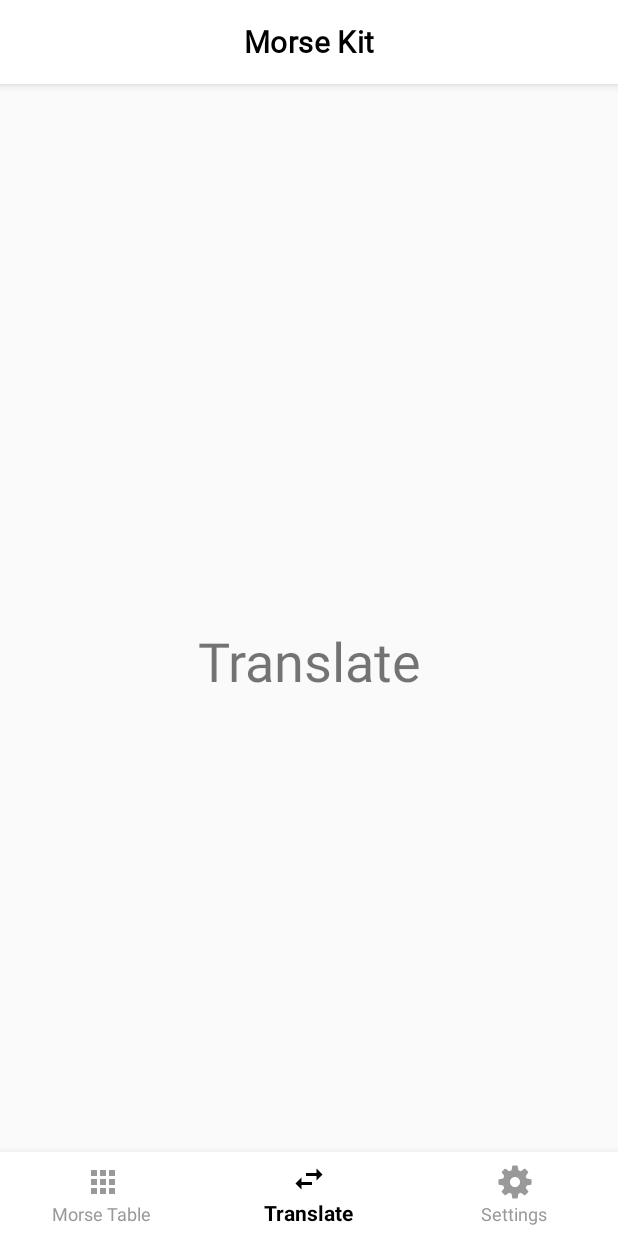
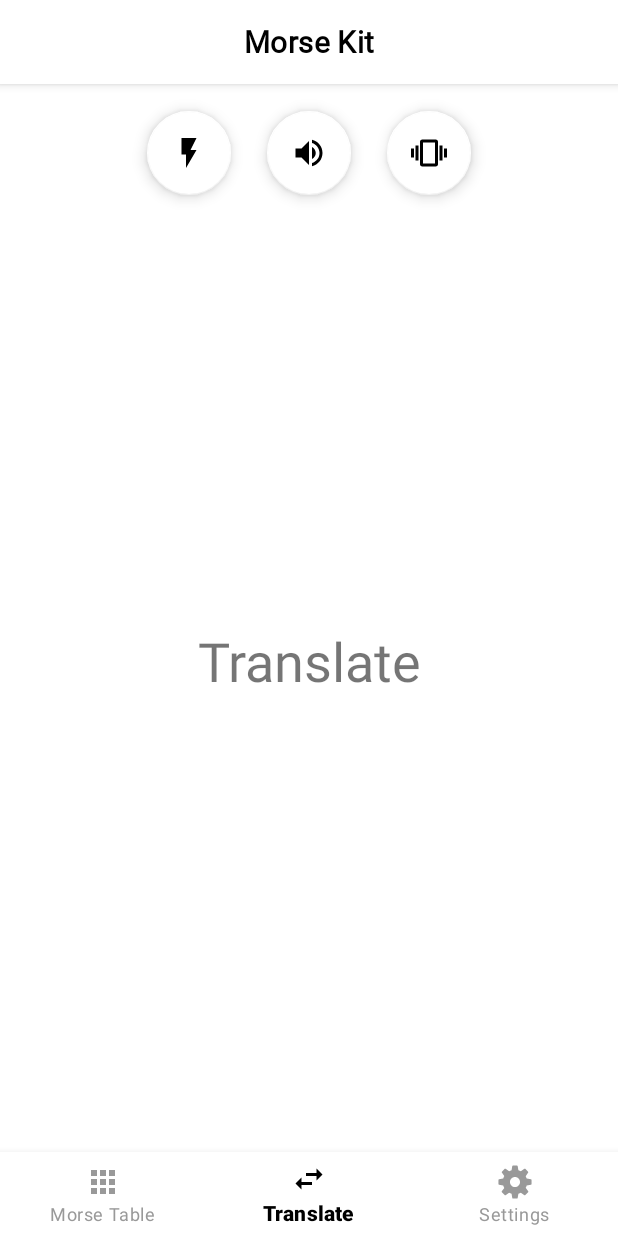
Before and after one commit to Shailesh351/Morse, an Android app: the screen it shows after launch (MainActivity), on a phone screen of 412 x 824 dp. Run offline under Robolectric (Android 15) with nearby library versions, the phone set to English and light mode, and no system bars.

Commit message:
feat: Add Circular Toggle Buttons

```diff
--- a/app/build.gradle
+++ b/app/build.gradle
@@ -8,7 +8,7 @@ android {
     compileSdkVersion 29
     defaultConfig {
         applicationId "me.shellbell.morse"
-        minSdkVersion 15
+        minSdkVersion 21
         targetSdkVersion 29
         versionCode 1
         versionName "1.0"
--- /dev/null
+++ b/app/src/main/java/me/shellbell/morse/CircleButton.kt
@@ -0,0 +1,72 @@
+package me.shellbell.morse
+
+import androidx.annotation.DrawableRes
+import androidx.core.content.ContextCompat
+import com.google.android.material.floatingactionbutton.FloatingActionButton
+
+/**
+ * Created by Shailesh351 on 23/6/19.
+ */
+
+class CircleButton(
+    val fab: FloatingActionButton,
+    @DrawableRes val iconOn: Int,
+    @DrawableRes val iconOff: Int
+) {
+    var curState = CircleButtonState.ON
+
+    var onElevation: Float = 6F
+    var offElevation: Float = 2F
+
+    var colorBackgroundOn: Int = R.color.colorButtonOn
+    var colorBackgroundOff: Int = R.color.colorButtonOff
+
+    init {
+        fab.setOnClickListener {
+            toggleState()
+        }
+    }
+
+    private fun toggleState() {
+        when (curState) {
+            CircleButtonState.ON -> setState(CircleButtonState.OFF)
+            CircleButtonState.OFF -> setState(CircleButtonState.ON)
+        }
+    }
+
+    private fun setState(newState: CircleButtonState) {
+        if (newState == curState)
+            return
+
+        curState = newState
+
+        when (newState) {
+            CircleButtonState.ON -> {
+                //changeElevation(onElevation)
+                changeBackground(colorBackgroundOn)
+                changeIcon(iconOn)
+            }
+            CircleButtonState.OFF -> {
+                //changeElevation(offElevation)
+                changeBackground(colorBackgroundOff)
+                changeIcon(iconOff)
+            }
+        }
+    }
+
+    private fun changeElevation(elevation: Float) {
+        fab.compatElevation = elevation * fab.context.resources.displayMetrics.density
+    }
+
+    private fun changeBackground(color: Int) {
+        fab.backgroundTintList = ContextCompat.getColorStateList(fab.context, color)
+    }
+
+    private fun changeIcon(icon: Int) {
+        fab.setImageDrawable(ContextCompat.getDrawable(fab.context, icon))
+    }
+}
+
+enum class CircleButtonState {
+    ON, OFF
+}
--- a/app/src/main/java/me/shellbell/morse/MainActivity.kt
+++ b/app/src/main/java/me/shellbell/morse/MainActivity.kt
@@ -4,6 +4,7 @@ import android.os.Bundle
 import androidx.appcompat.app.ActionBar
 import androidx.appcompat.app.AppCompatActivity
 import kotlinx.android.synthetic.main.activity_main.*
+import kotlinx.android.synthetic.main.top_pref_buttons.*
 
 class MainActivity : AppCompatActivity() {
 
@@ -12,6 +13,7 @@ class MainActivity : AppCompatActivity() {
         setContentView(R.layout.activity_main)
 
         setUpActionBar()
+        setUpFABs()
         setUpBottomNavigation()
     }
 
@@ -36,6 +38,12 @@ class MainActivity : AppCompatActivity() {
         navigation.selectedItemId = R.id.navigation_translate
     }
 
+    private fun setUpFABs() {
+        val buttonFlash = CircleButton(fab_flash, R.drawable.ic_flash_on, R.drawable.ic_flash_off)
+        val buttonSound = CircleButton(fab_sound, R.drawable.ic_sound_on, R.drawable.ic_sound_off)
+        val buttonVibrate = CircleButton(fab_vibrate, R.drawable.ic_vibration_on, R.drawable.ic_vibration_off)
+    }
+
     private fun setUpActionBar() {
         supportActionBar?.displayOptions = ActionBar.DISPLAY_SHOW_CUSTOM
         supportActionBar?.setCustomView(R.layout.appbar)
--- /dev/null
+++ b/app/src/main/res/drawable/ic_flash_off.xml
@@ -0,0 +1,9 @@
+<vector xmlns:android="http://schemas.android.com/apk/res/android"
+    android:width="24dp"
+    android:height="24dp"
+    android:viewportWidth="24.0"
+    android:viewportHeight="24.0">
+    <path
+        android:fillColor="#FF000000"
+        android:pathData="M3.27,3L2,4.27l5,5V13h3v9l3.58,-6.14L17.73,20 19,18.73 3.27,3M17,10h-4l4,-8H7v2.18l8.46,8.46L17,10z" />
+</vector>
--- /dev/null
+++ b/app/src/main/res/drawable/ic_flash_on.xml
@@ -0,0 +1,9 @@
+<vector xmlns:android="http://schemas.android.com/apk/res/android"
+    android:width="24dp"
+    android:height="24dp"
+    android:viewportWidth="24.0"
+    android:viewportHeight="24.0">
+    <path
+        android:fillColor="#FF000000"
+        android:pathData="M7,2v11h3v9l7,-12h-4l4,-8z" />
+</vector>
--- /dev/null
+++ b/app/src/main/res/drawable/ic_sound_off.xml
@@ -0,0 +1,9 @@
+<vector xmlns:android="http://schemas.android.com/apk/res/android"
+    android:width="24dp"
+    android:height="24dp"
+    android:viewportWidth="24.0"
+    android:viewportHeight="24.0">
+    <path
+        android:fillColor="#FF000000"
+        android:pathData="M16.5,12c0,-1.77 -1.02,-3.29 -2.5,-4.03v2.21l2.45,2.45c0.03,-0.2 0.05,-0.41 0.05,-0.63zM19,12c0,0.94 -0.2,1.82 -0.54,2.64l1.51,1.51C20.63,14.91 21,13.5 21,12c0,-4.28 -2.99,-7.86 -7,-8.77v2.06c2.89,0.86 5,3.54 5,6.71zM4.27,3L3,4.27 7.73,9L3,9v6h4l5,5v-6.73l4.25,4.25c-0.67,0.52 -1.42,0.93 -2.25,1.18v2.06c1.38,-0.31 2.63,-0.95 3.69,-1.81L19.73,21 21,19.73l-9,-9L4.27,3zM12,4L9.91,6.09 12,8.18L12,4z" />
+</vector>
--- /dev/null
+++ b/app/src/main/res/drawable/ic_sound_on.xml
@@ -0,0 +1,9 @@
+<vector xmlns:android="http://schemas.android.com/apk/res/android"
+    android:width="24dp"
+    android:height="24dp"
+    android:viewportWidth="24.0"
+    android:viewportHeight="24.0">
+    <path
+        android:fillColor="#FF000000"
+        android:pathData="M3,9v6h4l5,5L12,4L7,9L3,9zM16.5,12c0,-1.77 -1.02,-3.29 -2.5,-4.03v8.05c1.48,-0.73 2.5,-2.25 2.5,-4.02zM14,3.23v2.06c2.89,0.86 5,3.54 5,6.71s-2.11,5.85 -5,6.71v2.06c4.01,-0.91 7,-4.49 7,-8.77s-2.99,-7.86 -7,-8.77z" />
+</vector>
--- /dev/null
+++ b/app/src/main/res/drawable/ic_vibration_off.xml
@@ -0,0 +1,28 @@
+<?xml version="1.0" encoding="utf-8"?>
+<vector xmlns:android="http://schemas.android.com/apk/res/android"
+    android:width="24dp"
+    android:height="24dp"
+    android:viewportWidth="720"
+    android:viewportHeight="720">
+
+    <path
+        android:fillColor="#000000"
+        android:pathData="M558 611 c-23 -27 -25 -28 -36 -10 -11 17 -26 19 -165 19 -106 0 -157 -4 -165 -12 -8 -8 -12 -66 -12 -194 0 -111 -4 -185 -10 -189 -6 -4 -10 43 -10 134 l0 141 -35 0 -35 0 0 -145 0 -145 32 0 32 0 -47 -48 -47 -48 25 -25 26 -25 269 265 269 265 -21 23 c-28 30 -41 29 -70 -6z m-93 -80 c0 -10 -49 -65 -108 -122 l-106 -104 -3 123 -3 122 111 0 c102 0 111 -2 109 -19z"
+        android:strokeWidth="1" />
+    <path
+        android:fillColor="#000000"
+        android:pathData="M567 482 c-14 -15 -17 -41 -17 -145 l0 -127 35 0 35 0 0 145 c0 134 -1 145 -18 145 -11 0 -26 -8 -35 -18z"
+        android:strokeWidth="1" />
+    <path
+        android:fillColor="#000000"
+        android:pathData="M10 355 l0 -95 30 0 30 0 0 95 0 95 -30 0 -30 0 0 -95z"
+        android:strokeWidth="1" />
+    <path
+        android:fillColor="#000000"
+        android:pathData="M640 355 l0 -95 30 0 30 0 0 95 0 95 -30 0 -30 0 0 -95z"
+        android:strokeWidth="1" />
+    <path
+        android:fillColor="#000000"
+        android:pathData="M492 407 l-33 -34 3 -107 3 -106 -111 0 c-103 0 -112 -2 -132 -23 -41 -44 -33 -47 132 -47 118 0 156 3 165 14 8 9 11 65 9 175 l-3 162 -33 -34z"
+        android:strokeWidth="1" />
+</vector>
--- /dev/null
+++ b/app/src/main/res/drawable/ic_vibration_on.xml
@@ -0,0 +1,9 @@
+<vector xmlns:android="http://schemas.android.com/apk/res/android"
+    android:width="24dp"
+    android:height="24dp"
+    android:viewportWidth="24.0"
+    android:viewportHeight="24.0">
+    <path
+        android:fillColor="#FF000000"
+        android:pathData="M0,15h2L2,9L0,9v6zM3,17h2L5,7L3,7v10zM22,9v6h2L24,9h-2zM19,17h2L21,7h-2v10zM16.5,3h-9C6.67,3 6,3.67 6,4.5v15c0,0.83 0.67,1.5 1.5,1.5h9c0.83,0 1.5,-0.67 1.5,-1.5v-15c0,-0.83 -0.67,-1.5 -1.5,-1.5zM16,19L8,19L8,5h8v14z" />
+</vector>
--- a/app/src/main/res/layout/activity_main.xml
+++ b/app/src/main/res/layout/activity_main.xml
@@ -5,6 +5,8 @@
     android:layout_width="match_parent"
     android:layout_height="match_parent"
     tools:context=".MainActivity">
+
+    <include layout="@layout/top_pref_buttons" />
 
     <TextView
         android:id="@+id/textview"
@@ -23,6 +25,7 @@
         android:layout_height="wrap_content"
         android:background="@color/colorPrimary"
         app:itemIconTint="@color/nav_item_color"
+        app:itemTextAppearanceActive="@style/TextAppearance.MaterialComponents.Subtitle2"
         app:itemTextColor="@color/nav_item_color"
         app:layout_constraintBottom_toBottomOf="parent"
         app:layout_constraintLeft_toLeftOf="parent"
--- /dev/null
+++ b/app/src/main/res/layout/top_pref_buttons.xml
@@ -0,0 +1,37 @@
+<?xml version="1.0" encoding="utf-8"?>
+<LinearLayout xmlns:android="http://schemas.android.com/apk/res/android"
+    xmlns:app="http://schemas.android.com/apk/res-auto"
+    android:layout_width="match_parent"
+    android:layout_height="wrap_content"
+    android:layout_gravity="center"
+    android:gravity="center">
+
+    <com.google.android.material.floatingactionbutton.FloatingActionButton
+        android:id="@+id/fab_flash"
+        android:layout_width="wrap_content"
+        android:layout_height="wrap_content"
+        android:clickable="false"
+        android:src="@drawable/ic_flash_on"
+        app:backgroundTint="@color/colorPrimary"
+        app:rippleColor="@color/colorButtonRipple"
+        app:useCompatPadding="true" />
+
+    <com.google.android.material.floatingactionbutton.FloatingActionButton
+        android:id="@+id/fab_sound"
+        android:layout_width="wrap_content"
+        android:layout_height="wrap_content"
+        android:src="@drawable/ic_sound_on"
+        app:backgroundTint="@color/colorPrimary"
+        app:rippleColor="@color/colorButtonRipple"
+        app:useCompatPadding="true" />
+
+    <com.google.android.material.floatingactionbutton.FloatingActionButton
+        android:id="@+id/fab_vibrate"
+        android:layout_width="wrap_content"
+        android:layout_height="wrap_content"
+        android:src="@drawable/ic_vibration_on"
+        app:backgroundTint="@color/colorPrimary"
+        app:rippleColor="@color/colorButtonRipple"
+        app:useCompatPadding="true" />
+
+</LinearLayout>
--- a/app/src/main/res/values/colors.xml
+++ b/app/src/main/res/values/colors.xml
@@ -8,4 +8,8 @@
 
     <color name="colorNav">#999999</color>
     <color name="colorNavSelected">#000000</color>
+
+    <color name="colorButtonRipple">#DDDDDD</color>
+    <color name="colorButtonOn">@color/colorPrimary</color>
+    <color name="colorButtonOff">#DDDDDD</color>
 </resources>
--- a/app/src/main/res/values/styles.xml
+++ b/app/src/main/res/values/styles.xml
@@ -1,7 +1,7 @@
 <resources>
 
     <!-- Base application theme. -->
-    <style name="AppTheme" parent="Theme.AppCompat.Light">
+    <style name="AppTheme" parent="Theme.MaterialComponents.Light">
         <!-- Customize your theme here. -->
         <item name="colorPrimary">@color/colorPrimary</item>
         <item name="colorPrimaryDark">@color/colorPrimaryDark</item>
```
